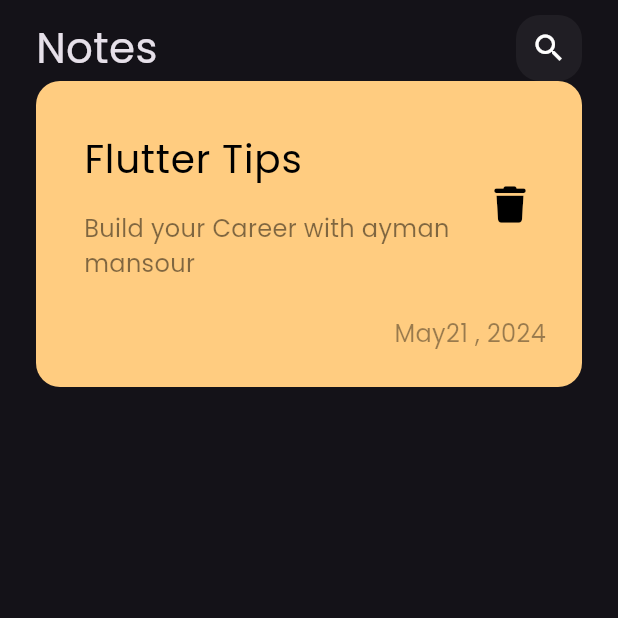
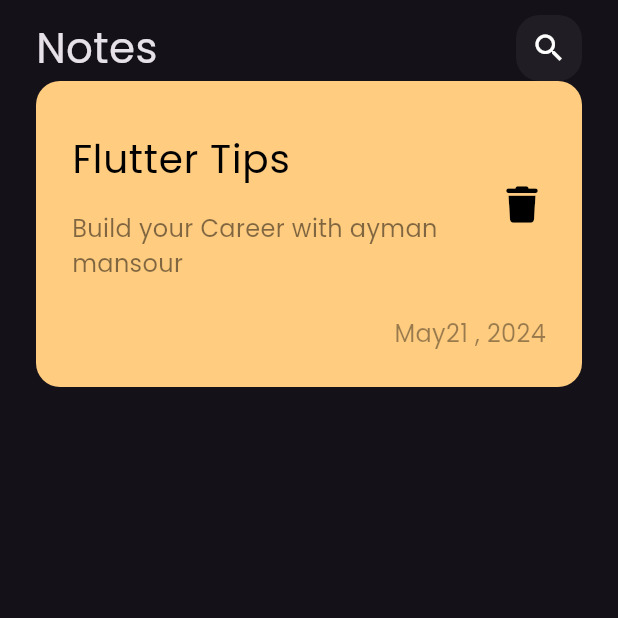
Before and after one commit to ayman429/notes_app, a Flutter app: the screen it shows after launch, on a phone screen of 412 x 824 dp, the top half of it. Run offline on Flutter 3.47's test engine with Material 3 defaults, Android fonts, the phone set to English and light mode, and no system bars; our stand-ins replace font_awesome_flutter.

Commit message:
edit padding of custom note item

```diff
--- a/lib/views/widgets/custom_note_item.dart
+++ b/lib/views/widgets/custom_note_item.dart
@@ -7,7 +7,7 @@ class NoteItem extends StatelessWidget {
   @override
   Widget build(BuildContext context) {
     return Container(
-      padding: const EdgeInsetsDirectional.only(top: 24, bottom: 24, start: 16),
+      padding: const EdgeInsetsDirectional.only(top: 24, bottom: 24, start: 24),
       decoration: const BoxDecoration(
         color: Color(0xFFFFCC80),
         borderRadius: BorderRadius.all(
@@ -18,6 +18,7 @@ class NoteItem extends StatelessWidget {
         crossAxisAlignment: CrossAxisAlignment.end,
         children: [
           ListTile(
+              contentPadding: const EdgeInsets.all(0),
               title: const Text(
                 "Flutter Tips",
                 style: TextStyle(fontSize: 26, color: Colors.black),
@@ -30,13 +31,16 @@ class NoteItem extends StatelessWidget {
                       fontSize: 16, color: Colors.black.withOpacity(.5)),
                 ),
               ),
-              trailing: IconButton(
+              trailing: Padding(
+                padding: const EdgeInsetsDirectional.only(end: 16),
+                child: IconButton(
                   onPressed: () {},
                   icon: const Icon(
                     size: 24,
                     // Icons.delete,
                     FontAwesomeIcons.trash,
                     color: Colors.black,
+                  ),
                 ),
               )),
           Padding(
```
Lines whose indentation alone changed are shown as unchanged.
